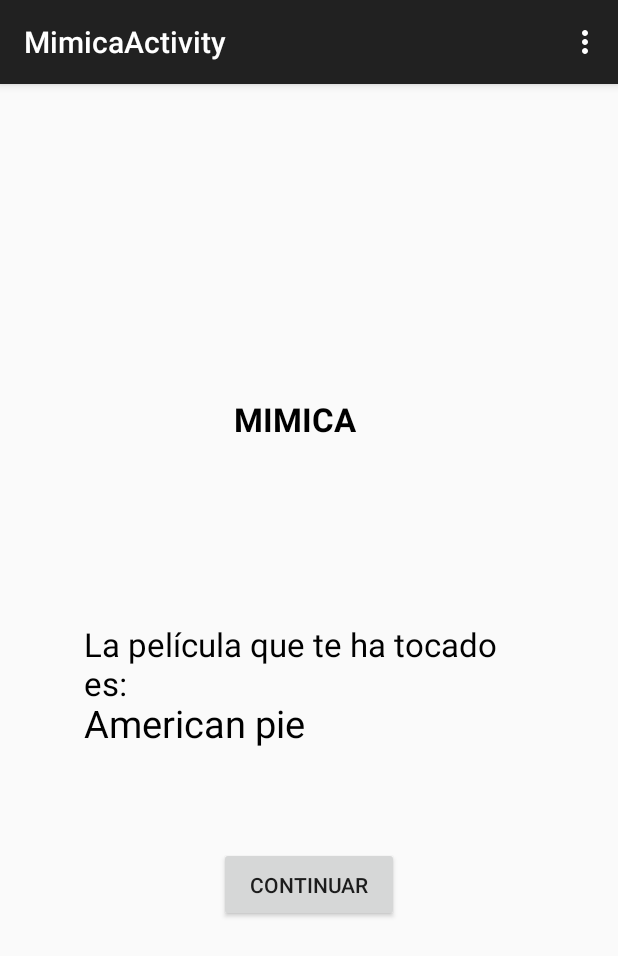
After one commit to CokePedreira/PracticaUbicuaAndroid, an Android app: the MimicaActivity screen opened directly, with no data from a screen before it, on a phone screen of 412 x 824 dp. The commit adds this screen. Shown: the top 956 px of the screen. Run offline under Robolectric (Android 15) with nearby library versions, the phone set to English and light mode, and no system bars.

Commit message:
Corrección de imágenes y activity mímica a falta de la imagen

```diff
--- a/OcalimochoApp/app/src/main/AndroidManifest.xml
+++ b/OcalimochoApp/app/src/main/AndroidManifest.xml
@@ -6,30 +6,31 @@
         android:allowBackup="true"
         android:icon="@mipmap/ic_launcher"
         android:label="@string/app_name"
-        android:theme="@style/AppTheme">
+        android:theme="@style/AppTheme" >
         >
         <activity
             android:name=".MainActivity"
             android:label="@string/app_name"
-            android:screenOrientation="portrait">
+            android:screenOrientation="portrait" >
             <intent-filter>
                 <action android:name="android.intent.action.MAIN" />
 
                 <category android:name="android.intent.category.LAUNCHER" />
             </intent-filter>
-
         </activity>
         <activity
             android:name=".SeleccionJugadores"
             android:label="@string/title_activity_seleccion_jugadores"
-            android:screenOrientation="portrait">
-
+            android:screenOrientation="portrait" >
         </activity>
-
         <activity
             android:name=".Tablero"
             android:label="Nombre casilla"
-            android:screenOrientation="portrait">
+            android:screenOrientation="portrait" >
+        </activity>
+        <activity
+            android:name=".MimicaActivity"
+            android:label="@string/title_activity_mimica" >
         </activity>
     </application>
 
--- a/OcalimochoApp/app/src/main/assets/casillas.json
+++ b/OcalimochoApp/app/src/main/assets/casillas.json
@@ -233,7 +233,7 @@
   {
     "posicion": 33,
     "nombre": "MINIJUEGO",
-    "descripcion": "Juega al juego de mimica",
+    "descripcion": "Juega al juego de mimica. Quien acierte la pelicula manda beber, si nadie la acierta mandas dos a quien quieras.",
     "imagen": "minijuego",
     "accion": "MIMICA"
   },
--- a/OcalimochoApp/app/src/main/java/com/example/cokepedreira/ocalimochoapp/Accion.java
+++ b/OcalimochoApp/app/src/main/java/com/example/cokepedreira/ocalimochoapp/Accion.java
@@ -4,7 +4,7 @@
  * Created by cokepedreira on 19/5/15.
  */
 public enum Accion {
-    MIMICA(MainActivity.class),
+    MIMICA(MimicaActivity.class),
     PALABRA_TABU(MainActivity.class),
     YO_NUNCA(MainActivity.class),
     CARTA_ALTA(MainActivity.class),
--- a/OcalimochoApp/app/src/main/java/com/example/cokepedreira/ocalimochoapp/FragmentCasilla.java
+++ b/OcalimochoApp/app/src/main/java/com/example/cokepedreira/ocalimochoapp/FragmentCasilla.java
@@ -1,5 +1,6 @@
 package com.example.cokepedreira.ocalimochoapp;
 
+import android.content.Intent;
 import android.graphics.Bitmap;
 import android.graphics.BitmapFactory;
 import android.net.Uri;
@@ -167,6 +168,13 @@
                 accion.setVisibility(View.GONE);
             } else {
                 accion.setVisibility(View.VISIBLE);
+                accion.setOnClickListener(new View.OnClickListener() {
+                    @Override
+                    public void onClick(View v) {
+                        Intent intent = new Intent(FragmentCasilla.this.getActivity(), casilla.getAccion().getActivityClass());
+                        startActivity(intent);
+                    }
+                });
             }
         }
 
--- /dev/null
+++ b/OcalimochoApp/app/src/main/java/com/example/cokepedreira/ocalimochoapp/MimicaActivity.java
@@ -0,0 +1,111 @@
+package com.example.cokepedreira.ocalimochoapp;
+
+import android.content.Intent;
+import android.support.v7.app.ActionBarActivity;
+import android.os.Bundle;
+import android.view.Menu;
+import android.view.MenuItem;
+import android.view.View;
+import android.widget.Button;
+import android.widget.ImageView;
+import android.widget.TextView;
+
+import java.util.ArrayList;
+import java.util.List;
+import java.util.Random;
+
+
+public class MimicaActivity extends ActionBarActivity {
+
+    List<String> peliculas;
+
+
+
+    TextView titulo;
+    ImageView imageMimica;
+    TextView instrucciones;
+    TextView listaPelicula;
+    Button continuar;
+
+
+
+    @Override
+    protected void onCreate(Bundle savedInstanceState) {
+        super.onCreate(savedInstanceState);
+        setContentView(R.layout.activity_mimica);
+
+        titulo = (TextView) findViewById(R.id.titulo);
+        instrucciones = (TextView) findViewById(R.id.instrucciones);
+        listaPelicula = (TextView) findViewById(R.id.pelicula);
+        continuar = (Button) findViewById(R.id.continuar);
+        peliculas = new ArrayList<>();
+        añadirPeliculas();
+        Random rand = new Random();
+        int tirada = rand.nextInt(20);
+        listaPelicula.setText(peliculas.get(tirada));
+
+
+
+
+
+
+
+    }
+
+    public void volverTablero(View view){
+
+        finish();
+    }
+
+    public void añadirPeliculas(){
+
+        peliculas.add("Godzilla");
+        peliculas.add("Los tres mosqueteros");
+        peliculas.add("Harry Potter");
+        peliculas.add("El señor de los anillos");
+        peliculas.add("300");
+        peliculas.add("Saw");
+        peliculas.add("Screqm");
+        peliculas.add("Resacon en las vegas");
+        peliculas.add("Star Wars");
+        peliculas.add("Jurasic Park");
+        peliculas.add("La mascara");
+        peliculas.add("El rey leon");
+        peliculas.add("La sirenita");
+        peliculas.add("La bella y la bestia");
+        peliculas.add("Tarzan");
+        peliculas.add("Tiburon");
+        peliculas.add("American pie");
+        peliculas.add("Titanic");
+        peliculas.add("Rocky");
+        peliculas.add("Avatar");
+        peliculas.add("El planeta de los simios");
+        peliculas.add("Iron man");
+        peliculas.add("Matrix");
+        peliculas.add("Zombieland");
+
+    }
+
+
+    @Override
+    public boolean onCreateOptionsMenu(Menu menu) {
+        // Inflate the menu; this adds items to the action bar if it is present.
+        getMenuInflater().inflate(R.menu.menu_mimica, menu);
+        return true;
+    }
+
+    @Override
+    public boolean onOptionsItemSelected(MenuItem item) {
+        // Handle action bar item clicks here. The action bar will
+        // automatically handle clicks on the Home/Up button, so long
+        // as you specify a parent activity in AndroidManifest.xml.
+        int id = item.getItemId();
+
+        //noinspection SimplifiableIfStatement
+        if (id == R.id.action_settings) {
+            return true;
+        }
+
+        return super.onOptionsItemSelected(item);
+    }
+}
--- /dev/null
+++ b/OcalimochoApp/app/src/main/res/layout/activity_mimica.xml
@@ -0,0 +1,53 @@
+<LinearLayout xmlns:android="http://schemas.android.com/apk/res/android"
+    xmlns:tools="http://schemas.android.com/tools" android:layout_width="match_parent"
+    android:layout_height="match_parent" android:paddingLeft="@dimen/activity_horizontal_margin"
+    android:paddingRight="@dimen/activity_horizontal_margin"
+    android:paddingTop="@dimen/activity_vertical_margin"
+    android:paddingBottom="@dimen/activity_vertical_margin"
+    android:orientation="vertical"
+    android:gravity="center"
+    tools:context="com.example.cokepedreira.ocalimochoapp.MimicaActivity">
+
+    <TextView
+        android:layout_width="100dp"
+        android:layout_height="50dp"
+        android:layout_gravity="center_horizontal"
+        android:textSize="22dp"
+        android:textStyle="bold"
+        android:textColor="#000000"
+        android:id="@+id/titulo"
+        android:text="MIMICA"/>
+    <ImageView
+        android:id="@+id/imagenimica"
+        android:layout_width="100dp"
+        android:layout_height="100dp"
+        android:gravity="start"
+        android:contentDescription="Imagen de mimica"/>
+
+
+    <TextView
+        android:layout_width="300dp"
+        android:layout_height="50dp"
+        android:layout_gravity="center_horizontal"
+        android:textSize="22dp"
+        android:textColor="#000000"
+        android:id="@+id/instrucciones"
+        android:text="La película que te ha tocado es: "/>
+
+    <TextView
+        android:layout_width="300dp"
+        android:layout_height="100dp"
+        android:layout_gravity="center_horizontal"
+        android:textSize="25dp"
+        android:textColor="#000000"
+        android:id="@+id/pelicula"
+        android:text=" "/>
+    <Button
+        android:layout_width="120dp"
+        android:layout_height="50dp"
+        android:id="@+id/continuar"
+        android:onClick="volverTablero"
+        android:text="Continuar"/>
+
+
+</LinearLayout>
--- /dev/null
+++ b/OcalimochoApp/app/src/main/res/menu/menu_mimica.xml
@@ -0,0 +1,7 @@
+<menu xmlns:android="http://schemas.android.com/apk/res/android"
+    xmlns:app="http://schemas.android.com/apk/res-auto"
+    xmlns:tools="http://schemas.android.com/tools"
+    tools:context="com.example.cokepedreira.ocalimochoapp.MimicaActivity">
+    <item android:id="@+id/action_settings" android:title="@string/action_settings"
+        android:orderInCategory="100" app:showAsAction="never" />
+</menu>
--- a/OcalimochoApp/app/src/main/res/values/strings.xml
+++ b/OcalimochoApp/app/src/main/res/values/strings.xml
@@ -11,5 +11,6 @@
 
 <!-- TODO: Remove or change this placeholder text -->
     <string name="hello_blank_fragment">Hello blank fragment</string>
+    <string name="title_activity_mimica">MimicaActivity</string>
 
 </resources>
```
Also changed, not shown: OcalimochoApp/app/src/main/res/drawable/duelo.png, OcalimochoApp/app/src/main/res/drawable/duelotres.png, OcalimochoApp/app/src/main/res/drawable/ganas.png, OcalimochoApp/app/src/main/res/drawable/machos.png, OcalimochoApp/app/src/main/res/drawable/pobres.png, OcalimochoApp/app/src/main/res/drawable/sexo.png, OcalimochoApp/app/src/main/res/drawable/zona.png.
